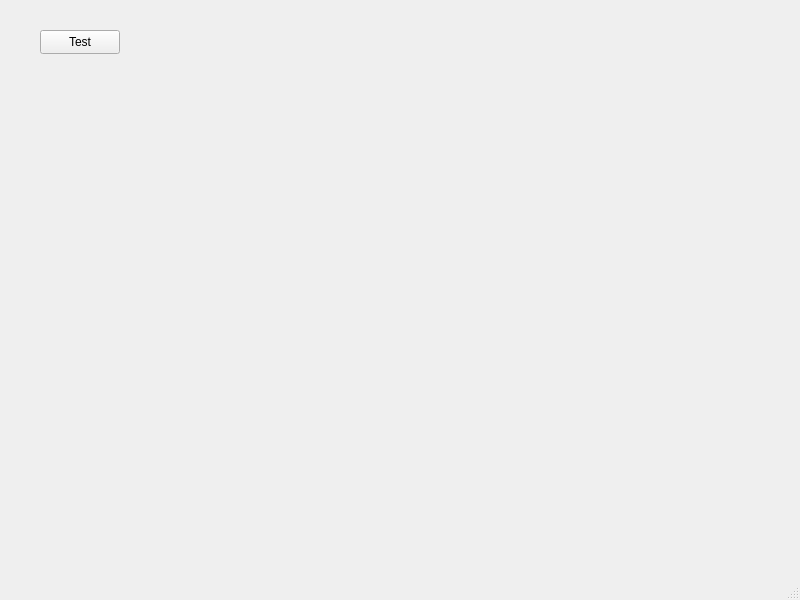
Before: the Qt Designer form PiPicApp/mainwindow.ui in imisk/PiPic, drawn with Qt 5.
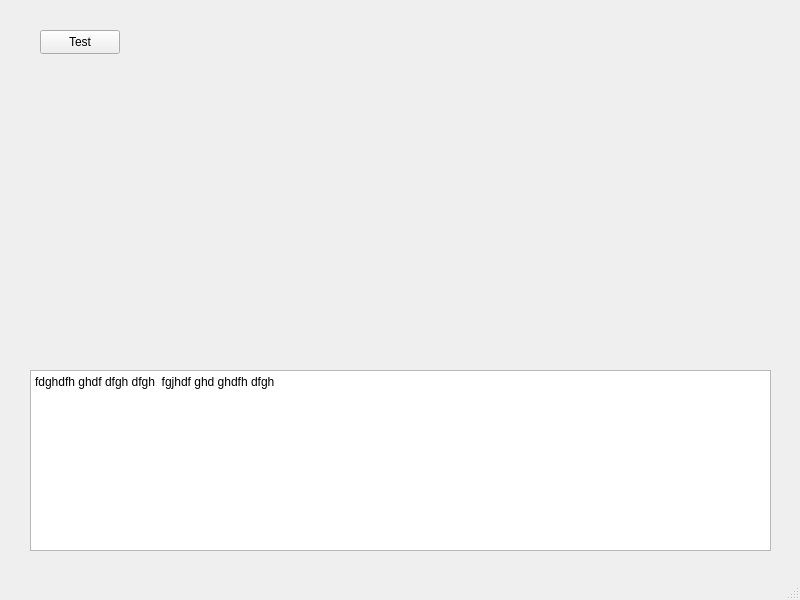
After: the same form once the commit is applied.

Commit message: Added logger class which will log all messages to textbox.

The edit to the form file:
```diff
--- a/PiPicApp/mainwindow.ui
+++ b/PiPicApp/mainwindow.ui
@@ -27,6 +27,25 @@
      <string>Test</string>
     </property>
    </widget>
+   <widget class="QPlainTextEdit" name="pte_Log">
+    <property name="enabled">
+     <bool>true</bool>
+    </property>
+    <property name="geometry">
+     <rect>
+      <x>30</x>
+      <y>370</y>
+      <width>741</width>
+      <height>181</height>
+     </rect>
+    </property>
+    <property name="readOnly">
+     <bool>true</bool>
+    </property>
+    <property name="plainText">
+     <string>fdghdfh ghdf dfgh dfgh  fgjhdf ghd ghdfh dfgh</string>
+    </property>
+   </widget>
   </widget>
   <widget class="QMenuBar" name="menubar">
    <property name="geometry">
```
Left out of the diff: 2 changed lines with no effect on the pictures. The commit also changes 9 other files.
